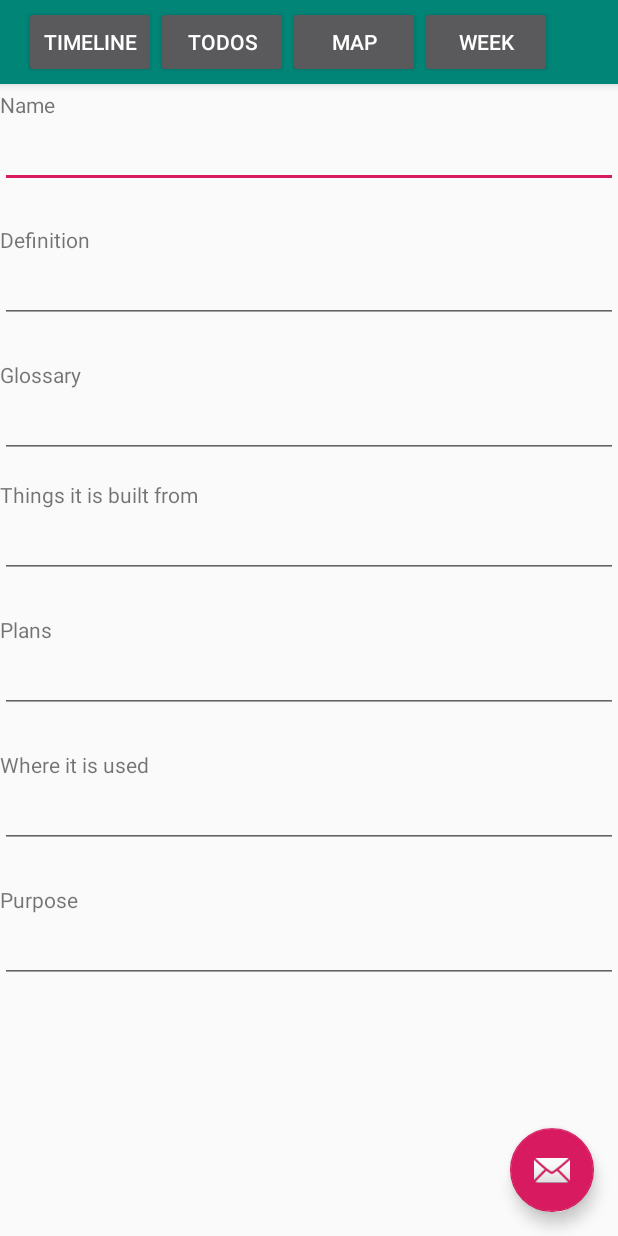
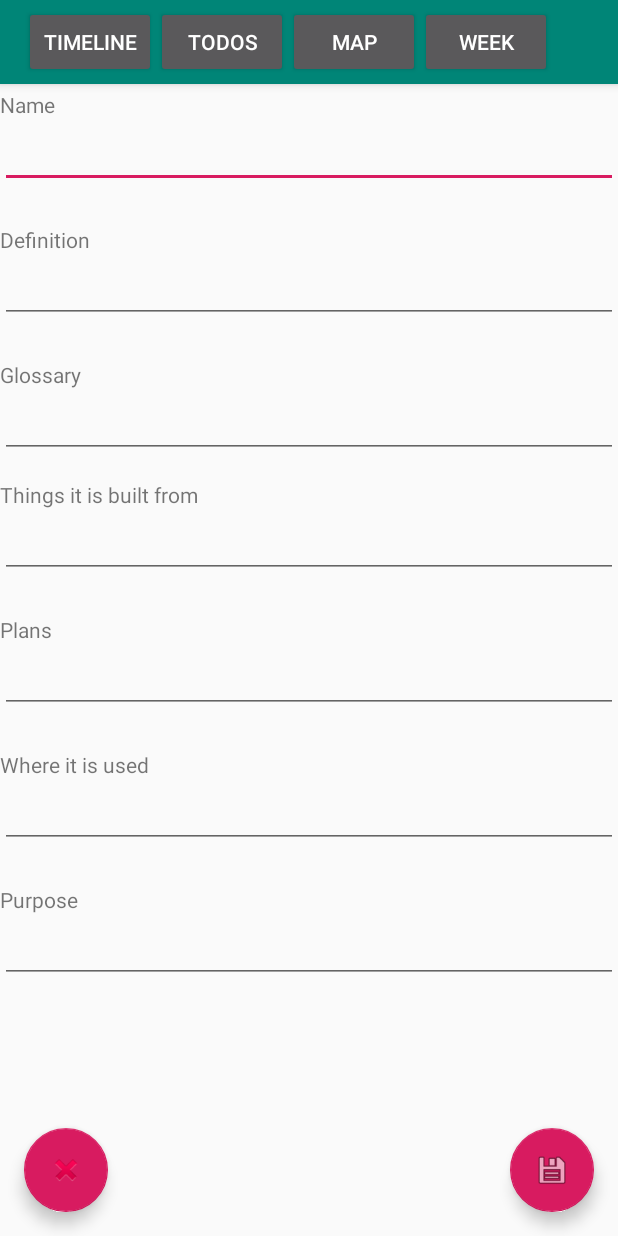
Before and after one commit to player1s/ChecklistExtendedNew, an Android app: the ConceptDetails screen opened directly, with no data from a screen before it, on a phone screen of 412 x 824 dp. Run offline under Robolectric (Android 15) with nearby library versions, the phone set to English and light mode, and no system bars; our stand-ins replace Firebase (no records; nobody signed in at launch, a user with empty details on screens opened directly); 8 statements that could not run were skipped.

Commit message:
removal + transition on details

```diff
--- a/app/src/main/res/layout/activity_concept_details.xml
+++ b/app/src/main/res/layout/activity_concept_details.xml
@@ -54,7 +54,15 @@
         android:layout_height="wrap_content"
         android:layout_gravity="bottom|end"
         android:layout_margin="@dimen/fab_margin"
-        app:srcCompat="@android:drawable/ic_dialog_email" />
+        app:srcCompat="@android:drawable/ic_menu_save" />
+
+    <com.google.android.material.floatingactionbutton.FloatingActionButton
+        android:id="@+id/fabInDetailsRemove"
+        android:layout_width="wrap_content"
+        android:layout_height="wrap_content"
+        android:layout_gravity="bottom|start"
+        android:layout_margin="@dimen/fab_margin"
+        app:srcCompat="@android:drawable/ic_delete" />
 
     <TextView
         android:id="@+id/NameInDetails"
```
Also changed, not shown: app/src/main/java/com/example/checklistextended/ConceptDetails.java (+27 -0 lines).
